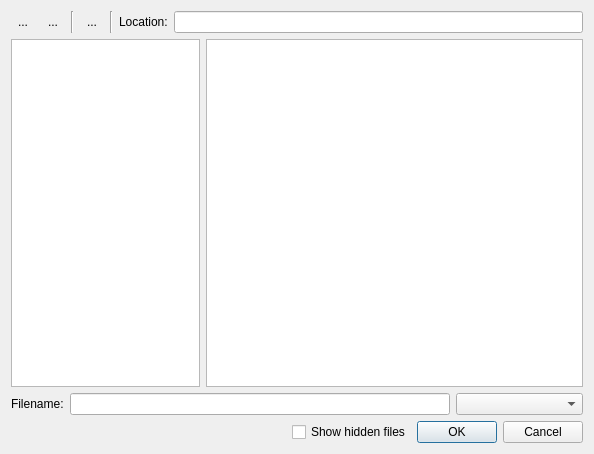
This is qrenderdoc/Windows/Dialogs/VirtualFileDialog.ui in baldurk/renderdoc as Qt 5 draws it before an edit. The edited form follows.
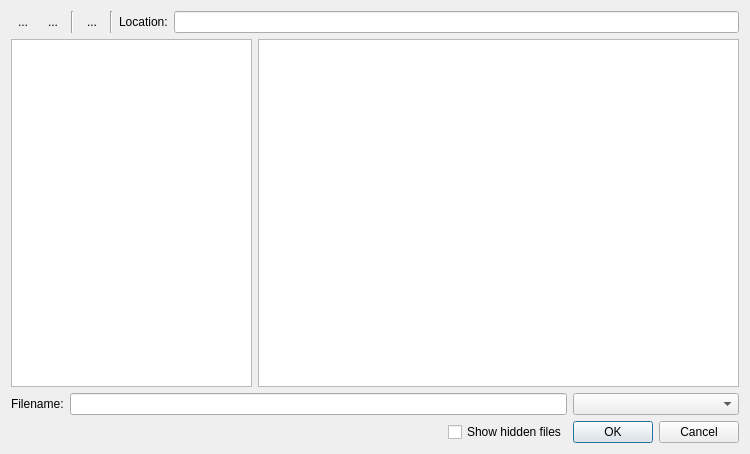
This is the edited form. Icons and pictures are not drawn. Custom widgets are drawn as their Qt base class.

Commit message:
Make filename column resize to text, needed for long package names.
Previously the empty Size & Date columns resize to their headers, and the
Filename column gets squashed. Also made the dialog wide enough.

```diff
--- a/qrenderdoc/Windows/Dialogs/VirtualFileDialog.ui
+++ b/qrenderdoc/Windows/Dialogs/VirtualFileDialog.ui
@@ -6,7 +6,7 @@
    <rect>
     <x>0</x>
     <y>0</y>
-    <width>594</width>
+    <width>750</width>
     <height>454</height>
    </rect>
   </property>
```
The commit also changes 1 other file.
